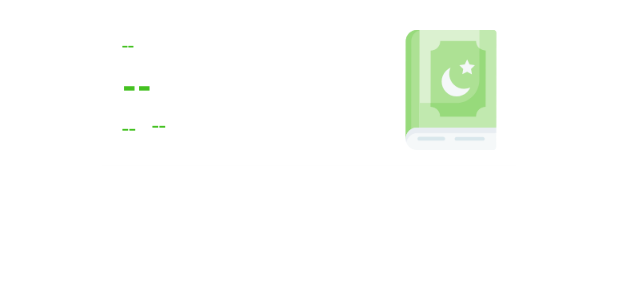
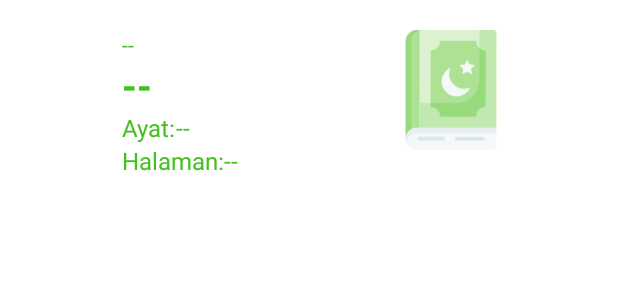
Before and after one commit to ArieRS/Kupluk, an Android app: the layout item_qtl.xml on its own in the app's theme, with its tools: preview values and no code run, on a phone screen of 412 x 824 dp. Shown: the top 300 px of the screen. Run offline under Robolectric (Android 15) with nearby library versions, the phone set to English and light mode, and no system bars.

Commit message:
QTL V 1.1 (FIX BUG LAYOUT)

```diff
--- a/app/src/main/res/layout/item_qtl.xml
+++ b/app/src/main/res/layout/item_qtl.xml
@@ -37,25 +37,51 @@
             android:textSize="25sp"
             android:textStyle="bold"
             android:layout_below="@+id/txt_waktu"/>
+        <LinearLayout
+            android:id="@+id/id_ayat"
+            android:layout_below="@+id/txt_surat"
+            android:layout_width="match_parent"
+            android:layout_height="wrap_content"
+            android:orientation="horizontal">
+            <TextView
+                android:layout_width="wrap_content"
+                android:layout_height="wrap_content"
+                android:text="Ayat:"
+                android:layout_below="@+id/txt_surat"
+                android:textColor="@color/colorPrimary"
+                android:textSize="16sp" />
             <TextView
                 android:id="@+id/txt_ayat"
                 android:layout_width="wrap_content"
                 android:layout_height="wrap_content"
                 android:text="--"
+                android:textColor="@color/colorPrimary"
+                android:textSize="16sp" />
+        </LinearLayout>
+
+        <LinearLayout
+            android:layout_below="@+id/id_ayat"
+            android:layout_width="match_parent"
+            android:layout_height="wrap_content"
+            android:orientation="horizontal">
+            <TextView
+                android:layout_width="wrap_content"
+                android:layout_height="wrap_content"
+                android:text="Halaman:"
                 android:layout_below="@+id/txt_surat"
                 android:textColor="@color/colorPrimary"
                 android:textSize="16sp" />
-
             <TextView
                 android:id="@+id/txt_halaman"
                 android:layout_width="wrap_content"
                 android:layout_height="wrap_content"
                 android:layout_below="@+id/txt_surat"
-            android:layout_marginLeft="20sp"
-            android:layout_marginTop="-2dp"
                 android:text="--"
                 android:textColor="@color/colorPrimary"
                 android:textSize="16sp" />
+        </LinearLayout>
+
+
 
         <ImageView
             android:layout_width="100dp"
```
Lines whose indentation alone changed are shown as unchanged.
